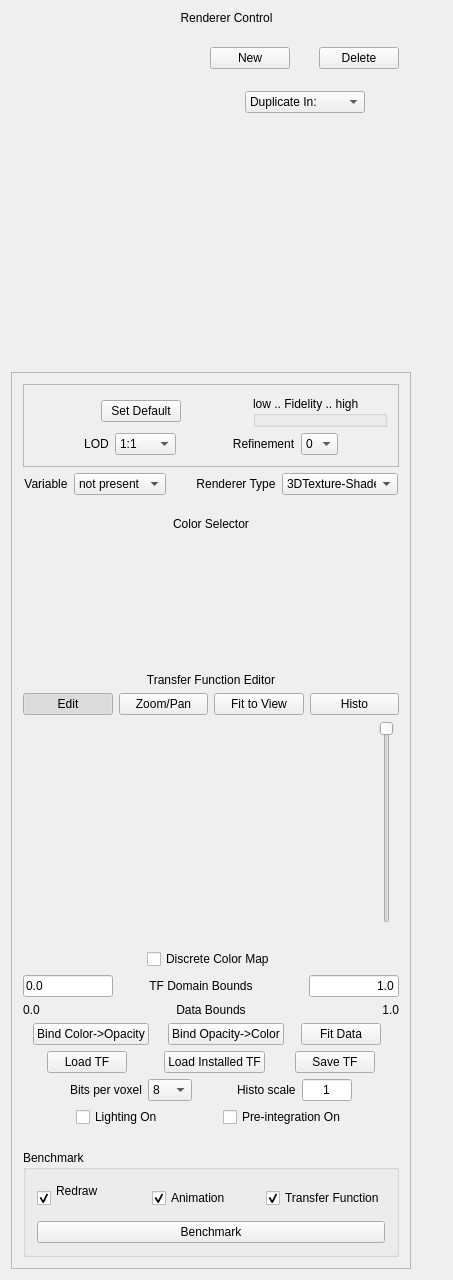
Before: the Qt Designer form apps/vaporgui/guis/ui/dvr.ui in yyr/vapor, drawn with Qt 5.
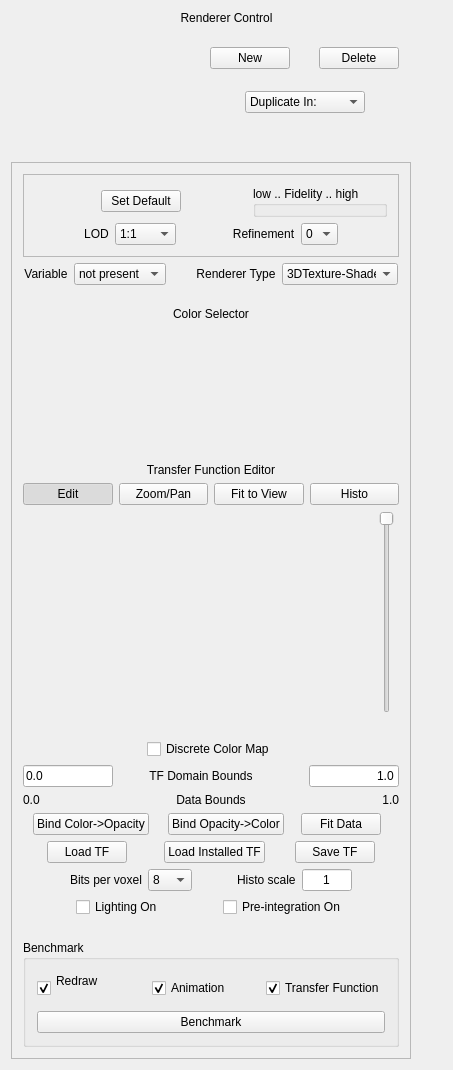
After: the same form once the commit is applied. Custom widgets are drawn as their Qt base class.

Commit message: Set fidelity to preference when data is first loaded.

```diff
--- a/apps/vaporgui/guis/ui/dvr.ui
+++ b/apps/vaporgui/guis/ui/dvr.ui
@@ -7,7 +7,7 @@
     <x>0</x>
     <y>0</y>
     <width>453</width>
-    <height>1280</height>
+    <height>1070</height>
    </rect>
   </property>
   <property name="sizePolicy">
```
The commit also changes 2 other files.
